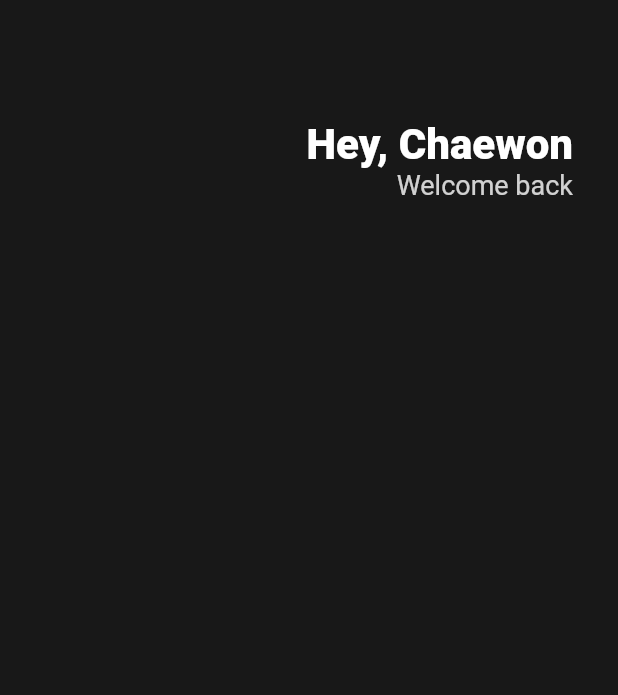
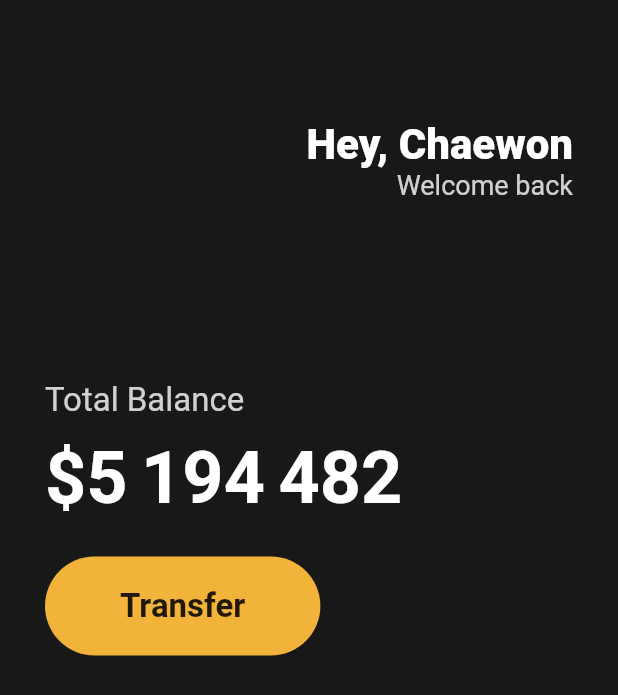
Before and after one commit to nachwon/flutter-tutorial, a Flutter app: the screen it shows after launch, on a phone screen of 412 x 824 dp. Shown: the top 695 px of the screen. Run offline on Flutter 3.47's test engine with Material 2 defaults, Android fonts, the phone set to English and light mode, and no system bars.

Commit message:
Add transfer button

```diff
--- a/lib/main.dart
+++ b/lib/main.dart
@@ -9,14 +9,15 @@ class App extends StatelessWidget {
   Widget build(BuildContext context) {
     return MaterialApp(
       home: Scaffold(
-          backgroundColor: Color(0xFF181818),
+          backgroundColor: const Color(0xFF181818),
           body: Padding(
-            padding: EdgeInsets.symmetric(
+            padding: const EdgeInsets.symmetric(
               horizontal: 30,
             ),
             child: Column(
+              crossAxisAlignment: CrossAxisAlignment.start,
               children: [
-                SizedBox(
+                const SizedBox(
                   height: 80,
                 ),
                 Row(
@@ -25,7 +26,7 @@ class App extends StatelessWidget {
                     Column(
                       crossAxisAlignment: CrossAxisAlignment.end,
                       children: [
-                        Text(
+                        const Text(
                           'Hey, Chaewon',
                           style: TextStyle(
                             color: Colors.white,
@@ -42,6 +43,53 @@ class App extends StatelessWidget {
                       ],
                     )
                   ],
+                ),
+                const SizedBox(
+                  height: 120,
+                ),
+                Text(
+                  'Total Balance',
+                  style: TextStyle(
+                    fontSize: 22,
+                    color: Colors.white.withOpacity(0.8),
+                  ),
+                ),
+                const SizedBox(
+                  height: 10,
+                ),
+                const Text(
+                  '\$5 194 482',
+                  style: TextStyle(
+                      fontSize: 48,
+                      color: Colors.white,
+                      fontWeight: FontWeight.bold,
+                      wordSpacing: -3),
+                ),
+                const SizedBox(
+                  height: 25,
+                ),
+                Row(
+                  children: [
+                    Container(
+                      decoration: BoxDecoration(
+                        color: const Color(0xFFF2B33A),
+                        borderRadius: BorderRadius.circular(45),
+                      ),
+                      child: const Padding(
+                        padding: EdgeInsets.symmetric(
+                          vertical: 20,
+                          horizontal: 50,
+                        ),
+                        child: Text(
+                          'Transfer',
+                          style: TextStyle(
+                            fontSize: 22,
+                            fontWeight: FontWeight.bold,
+                          ),
+                        ),
+                      ),
+                    )
+                  ],
                 )
               ],
             ),
```
